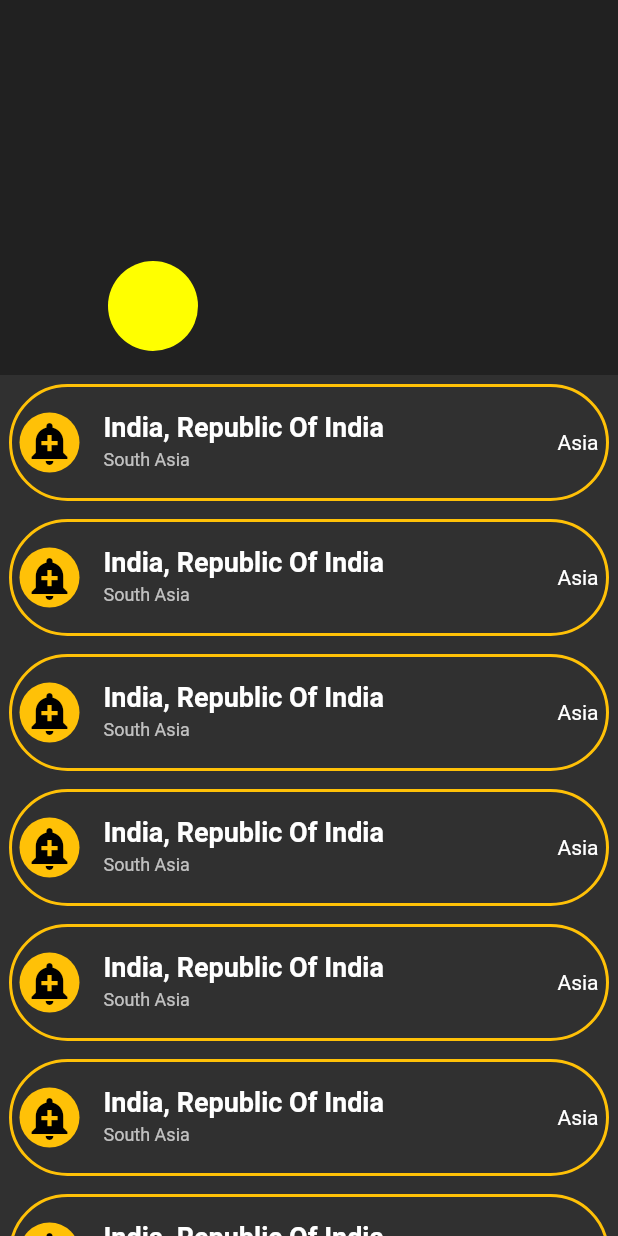
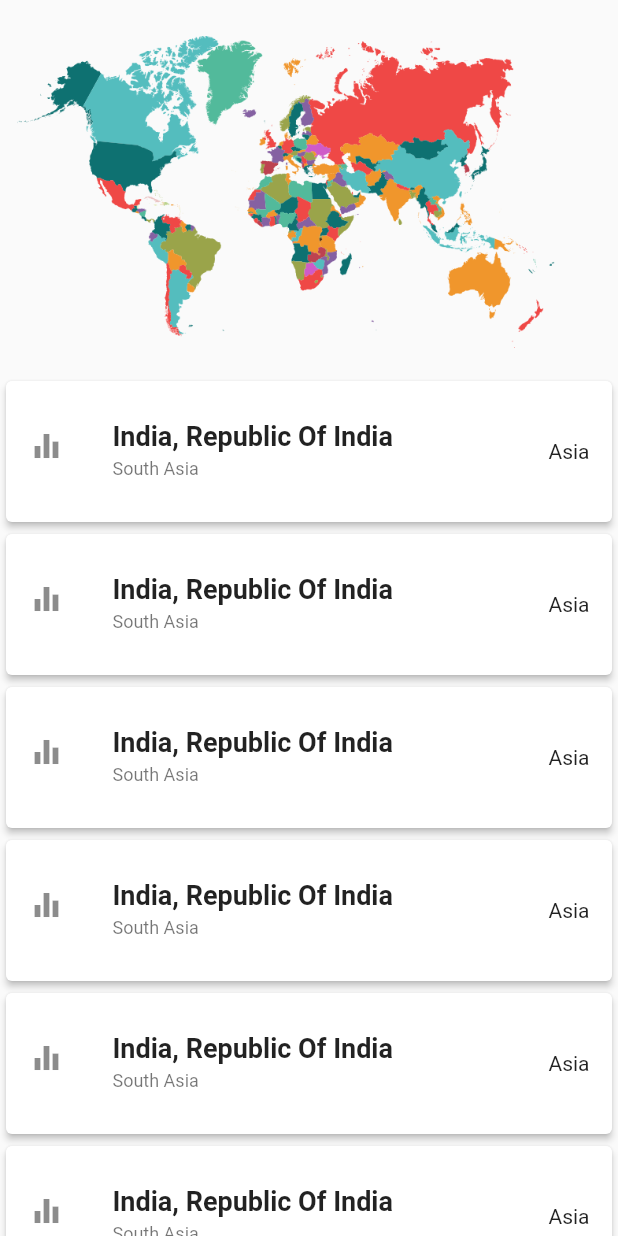
Before and after one commit to ishaileshmishra/flutter_app_boundries, a Flutter app: the screen it shows after launch, on a phone screen of 412 x 824 dp. Run offline on Flutter 3.47's test engine with Material 2 defaults, Android fonts, the phone set to English and light mode, and no system bars.

Commit message:
initial commit

```diff
--- a/lib/countries/countries.dart
+++ b/lib/countries/countries.dart
@@ -6,20 +6,27 @@ class _CountriesState extends State<Countries> {
   Widget build(BuildContext context) {
     return SafeArea(
       child: Scaffold(
-        body: CustomScrollView(
-          slivers: <Widget>[
-            sliverAppBar,
-            SliverList(
-              delegate: SliverChildBuilderDelegate(
-                (context, index) => Container(
-                  margin: EdgeInsets.all(6),
-                  decoration: bocDecoration,
-                  child: (listTile),
-                ),
-              ),
-            ),
+        body: Column(
+          crossAxisAlignment: CrossAxisAlignment.start,
+          children: <Widget>[
+
+            headerContainer,
+
+            Expanded(child: Container(
+              child: ListView.builder(
+                  itemCount: 14, itemBuilder: (context, index){
+                return Card(elevation: 2.0,
+                  child: Container(
+                     margin: EdgeInsets.all(10.0),
+                    child: listTile,
+                  ),
+                );
+              }),
+            ))
+
           ],
-        ),
+
+        )
       ),
     );
   }
--- a/lib/main.dart
+++ b/lib/main.dart
@@ -21,7 +21,7 @@ class MyApp extends StatelessWidget {
         // Notice that the counter didn't reset back to zero; the application
         // is not restarted.
         primarySwatch: Colors.blue,
-        brightness: Brightness.dark
+        brightness: Brightness.light
       ),
       home: Countries(),
     );
--- a/lib/widgets.dart
+++ b/lib/widgets.dart
@@ -2,13 +2,12 @@ import 'package:flutter/material.dart';
 
 var sliverAppBar = SliverAppBar(
   expandedHeight: 250,
-  floating: true,
-  pinned: false,
+  floating: true, pinned: false,
   flexibleSpace: FlexibleSpaceBar(
       title: Container(
-    child: CircleAvatar(
-      backgroundColor: Colors.yellowAccent,
-      radius: 20,
+        child: CircleAvatar(
+          backgroundColor: Colors.yellowAccent,
+          radius: 20,
     ),
   )),
 );
@@ -19,11 +18,13 @@ var textLarge = TextStyle(
   wordSpacing: 1.2,
 );
 
+
 var textMedium = TextStyle(
   fontWeight: FontWeight.normal,
   fontSize: 15,
   wordSpacing: 1.2,
 );
+
 
 var textSmall = TextStyle(
   fontWeight: FontWeight.normal,
@@ -31,23 +32,31 @@ var textSmall = TextStyle(
   wordSpacing: 1.2,
 );
 
+
 var bocDecoration = BoxDecoration(
     borderRadius: BorderRadius.all(Radius.circular(40)),
     border: Border.all(color: Colors.amber, width: 2));
 
 _slideToDetail() {}
 
+
 var listTile = ListTile(
     dense: true,
     onTap: () => _slideToDetail(),
     contentPadding: EdgeInsets.all(5),
-    title: Text(
-      'India, Republic Of India',
+    title: Text('India, Republic Of India',
       style: TextStyle(fontSize: 18, fontWeight: FontWeight.bold),
     ),
-    leading: CircleAvatar(
-        radius: 20,
-        backgroundColor: Colors.amber,
-        child: Icon(Icons.add_alert, size: 32)),
+    leading: Container(
+      child: Icon(Icons.equalizer),
+    ),
     subtitle: Text('South Asia'),
     trailing: Text('Asia'));
+
+
+
+var headerContainer = Container(
+    width: double.infinity, height: 250,
+  decoration: BoxDecoration(borderRadius: BorderRadius.only(bottomLeft: Radius.circular(100))),
+  child: Image.asset('assets/img/map.png',),
+);
--- a/pubspec.yaml
+++ b/pubspec.yaml
@@ -41,9 +41,8 @@ flutter:
   uses-material-design: true
 
   # To add assets to your application, add an assets section, like this:
-  # assets:
-  #  - images/a_dot_burr.jpeg
-  #  - images/a_dot_ham.jpeg
+  assets:
+    - assets/img/
 
   # An image asset can refer to one or more resolution-specific "variants", see
   # https://flutter.dev/assets-and-images/#resolution-aware.
```
Also changed, not shown: assets/img/map.png (added).
